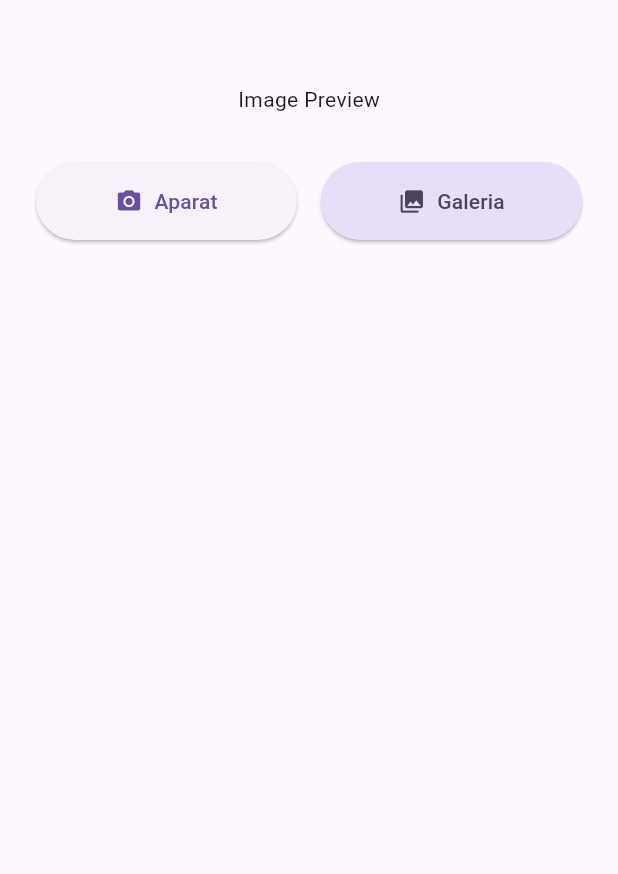
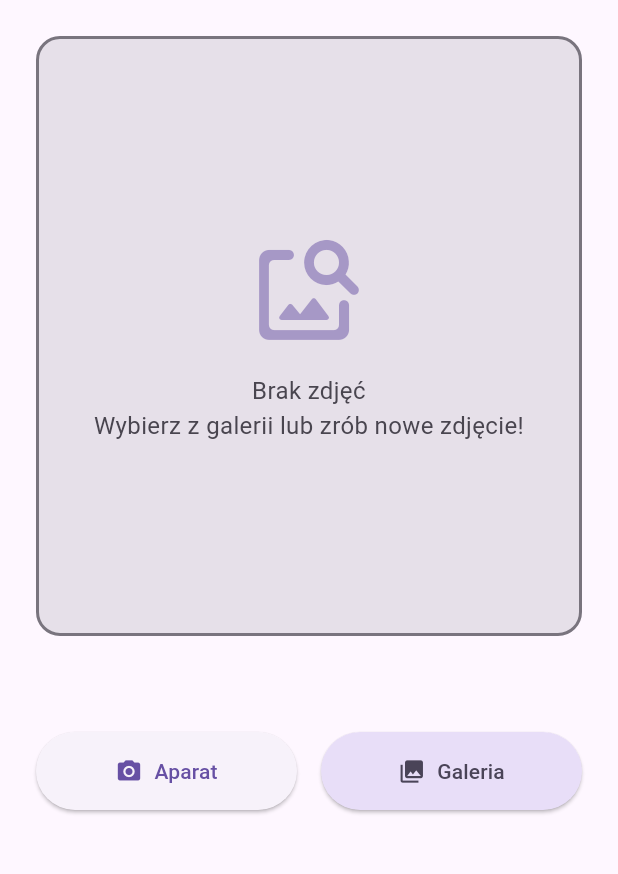
Before and after one commit to xKerelek/MoviePosterChekcer, a Flutter app: the screen it shows after launch, after a tap on "Aparat", on a phone screen of 412 x 824 dp, the part 84-958 px from its top. Run offline on Flutter 3.47's test engine with Material 3 defaults, Android fonts, the phone set to English and light mode, and no system bars; our stand-ins replace image_picker.

Commit message:
ImagePreview + ImagePicker

```diff
--- a/movie_poster_checker_app/lib/screens/home_screen.dart
+++ b/movie_poster_checker_app/lib/screens/home_screen.dart
@@ -1,5 +1,8 @@
 import 'dart:io';
 import 'package:flutter/material.dart';
+import 'package:image_picker/image_picker.dart';
+
+import '../widgets/image_preview.dart';
 
 class HomeScreen extends StatefulWidget {
   const HomeScreen({super.key});
@@ -9,6 +12,25 @@ class HomeScreen extends StatefulWidget {
 }
 
 class _HomeScreenState extends State<HomeScreen> {
+  File? _image;
+  final ImagePicker _picker = ImagePicker();
+
+  Future<void> _pickAndProcessImage(ImageSource source) async {
+    try {
+      final XFile? pickedFile = await _picker.pickImage(source: source);
+      if (pickedFile == null) return;
+      if (pickedFile != null) {
+        setState(() {
+          _image = File(pickedFile.path);
+        });
+      }
+    } catch (e) {
+      ScaffoldMessenger.of(context).showSnackBar(
+        SnackBar(content: Text("Błąd podczas wyboru zdjęcia: $e")),
+      );
+    }
+  }
+
   @override
   Widget build(BuildContext context) {
     return Scaffold(
@@ -25,8 +47,8 @@ class _HomeScreenState extends State<HomeScreen> {
           child: Column(
             crossAxisAlignment: CrossAxisAlignment.center,
             children: [
+              ImagePreview(image: _image),
               const SizedBox(height: 32),
-              Text("Image Preview"),
 
               const SizedBox(height: 32),
               if (true) ...[
@@ -35,7 +57,8 @@ class _HomeScreenState extends State<HomeScreen> {
                   children: [
                     Expanded(
                       child: ElevatedButton.icon(
-                        onPressed: () => 1,
+                        onPressed: () =>
+                            _pickAndProcessImage(ImageSource.camera),
                         icon: const Icon(Icons.camera_alt),
                         label: const Text("Aparat"),
                         style: ElevatedButton.styleFrom(
@@ -46,7 +69,8 @@ class _HomeScreenState extends State<HomeScreen> {
                     const SizedBox(width: 16),
                     Expanded(
                       child: ElevatedButton.icon(
-                        onPressed: () => 1,
+                        onPressed: () =>
+                            _pickAndProcessImage(ImageSource.gallery),
                         icon: const Icon(Icons.photo_library),
                         label: const Text("Galeria"),
                         style: ElevatedButton.styleFrom(
--- /dev/null
+++ b/movie_poster_checker_app/lib/widgets/image_preview.dart
@@ -0,0 +1,67 @@
+import 'dart:io';
+import 'package:flutter/material.dart';
+
+class ImagePreview extends StatelessWidget {
+  final File? image;
+  const ImagePreview({super.key, this.image});
+
+  @override
+  Widget build(BuildContext context) {
+    if (image != null) {
+      return Container(
+        decoration: BoxDecoration(
+          borderRadius: BorderRadius.circular(16.0),
+          boxShadow: [
+            BoxShadow(
+              color: Colors.black.withOpacity(0.2),
+              blurRadius: 10,
+              offset: const Offset(0, 5),
+            ),
+          ],
+        ),
+        child: ClipRRect(
+          borderRadius: BorderRadius.circular(16.0),
+          child: Image.file(
+            image!,
+            height: 400,
+            width: double.infinity,
+            fit: BoxFit.cover,
+          ),
+        ),
+      );
+    }
+
+    return Container(
+      height: 400,
+      width: double.infinity,
+      decoration: BoxDecoration(
+        color: Theme.of(context).colorScheme.surfaceContainerHighest,
+        borderRadius: BorderRadius.circular(16.0),
+        border: Border.all(
+          color: Theme.of(context).colorScheme.outline,
+          width: 2,
+          style: BorderStyle.solid,
+        ),
+      ),
+      child: Column(
+        mainAxisAlignment: MainAxisAlignment.center,
+        children: [
+          Icon(
+            Icons.image_search_rounded,
+            size: 80,
+            color: Theme.of(context).colorScheme.primary.withOpacity(0.5),
+          ),
+          const SizedBox(height: 16),
+          Text(
+            "Brak zdjęć\nWybierz z galerii lub zrób nowe zdjęcie!",
+            textAlign: TextAlign.center,
+            style: TextStyle(
+              color: Theme.of(context).colorScheme.onSurfaceVariant,
+              fontSize: 16,
+            ),
+          ),
+        ],
+      ),
+    );
+  }
+}
--- a/movie_poster_checker_app/pubspec.yaml
+++ b/movie_poster_checker_app/pubspec.yaml
@@ -34,6 +34,7 @@ dependencies:
   # The following adds the Cupertino Icons font to your application.
   # Use with the CupertinoIcons class for iOS style icons.
   cupertino_icons: ^1.0.8
+  image_picker: ^1.2.4
 
 dev_dependencies:
   flutter_test:
```
Also changed, not shown: movie_poster_checker_app/pubspec.lock, 6 other files.
